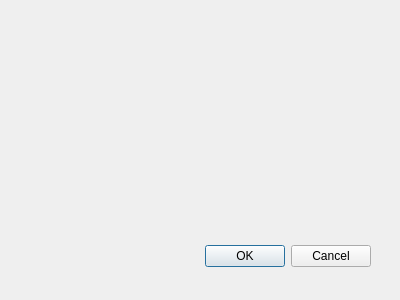
Old version of the form cubaroad/cubaroad_dialog_base.ui in the repository spono/CubaRoad_qgis_plugin.
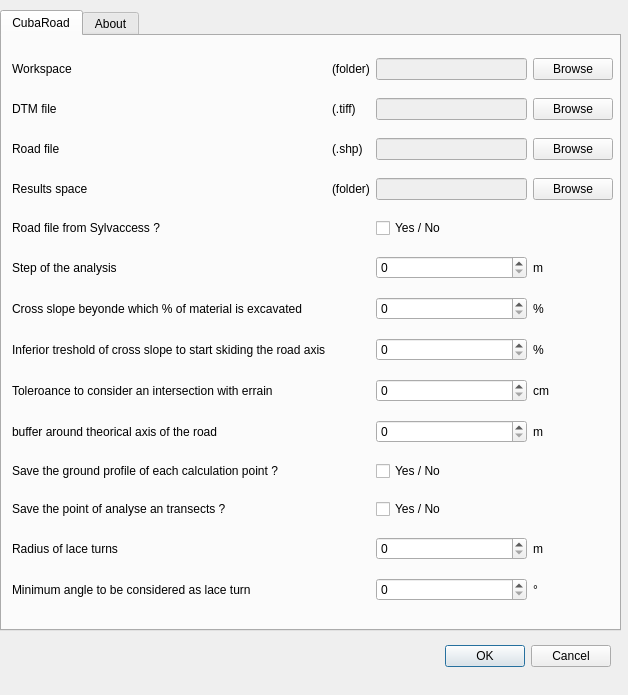
New version of the form. Icons and pictures are not drawn.

Commit message: création de l'UI + interaction avec l'UI

Diff of the .ui file:
```diff
--- a/cubaroad/cubaroad_dialog_base.ui
+++ b/cubaroad/cubaroad_dialog_base.ui
@@ -1,33 +1,761 @@
 <ui version="4.0" >
  <class>cubaroadDialogBase</class>
- <widget class="QDialog" name="cubaroadDialogBase" >
-  <property name="geometry" >
+ <widget class="QDialog" name="cubaroadDialogBase">
+  <property name="geometry">
    <rect>
     <x>0</x>
     <y>0</y>
-    <width>400</width>
-    <height>300</height>
+    <width>628</width>
+    <height>695</height>
    </rect>
   </property>
-  <property name="windowTitle" >
+  <property name="minimumSize">
+   <size>
+    <width>628</width>
+    <height>695</height>
+   </size>
+  </property>
+  <property name="maximumSize">
+   <size>
+    <width>628</width>
+    <height>695</height>
+   </size>
+  </property>
+  <property name="font">
+   <font>
+    <family>Nirmala UI</family>
+    <pointsize>9</pointsize>
+   </font>
+  </property>
+  <property name="cursor">
+   <cursorShape>ArrowCursor</cursorShape>
+  </property>
+  <property name="windowTitle">
    <string>CubaRoad</string>
   </property>
-  <widget class="QDialogButtonBox" name="button_box" >
-   <property name="geometry" >
+  <property name="locale">
+   <locale language="English" country="UnitedStates"/>
+  </property>
+  <widget class="QDialogButtonBox" name="button_box">
+   <property name="geometry">
     <rect>
-     <x>30</x>
-     <y>240</y>
+     <x>270</x>
+     <y>640</y>
      <width>341</width>
      <height>32</height>
     </rect>
    </property>
-   <property name="orientation" >
+   <property name="font">
+    <font>
+     <family>Nirmala UI</family>
+     <pointsize>9</pointsize>
+    </font>
+   </property>
+   <property name="orientation">
     <enum>Qt::Horizontal</enum>
    </property>
    <property name="standardButtons" >
     <set>QDialogButtonBox::Cancel|QDialogButtonBox::Ok</set>
    </property>
   </widget>
+  <widget class="QTabWidget" name="tabWidget">
+   <property name="geometry">
+    <rect>
+     <x>0</x>
+     <y>10</y>
+     <width>621</width>
+     <height>621</height>
+    </rect>
+   </property>
+   <property name="font">
+    <font>
+     <family>Nirmala UI</family>
+     <pointsize>9</pointsize>
+    </font>
+   </property>
+   <property name="currentIndex">
+    <number>0</number>
+   </property>
+   <widget class="QWidget" name="tab_1">
+    <attribute name="title">
+     <string>CubaRoad</string>
+    </attribute>
+    <widget class="QWidget" name="gridLayoutWidget">
+     <property name="geometry">
+      <rect>
+       <x>10</x>
+       <y>10</y>
+       <width>601</width>
+       <height>571</height>
+      </rect>
+     </property>
+     <property name="font">
+      <font>
+       <family>Nirmala UI</family>
+       <pointsize>9</pointsize>
+      </font>
+     </property>
+     <layout class="QGridLayout" name="gridLayout" columnstretch="0,0,0,0">
+      <property name="sizeConstraint">
+       <enum>QLayout::SetDefaultConstraint</enum>
+      </property>
+      <item row="13" column="2">
+       <widget class="QSpinBox" name="spinBox_5">
+        <property name="font">
+         <font>
+          <family>Nirmala UI</family>
+          <pointsize>9</pointsize>
+         </font>
+        </property>
+       </widget>
+      </item>
+      <item row="9" column="0">
+       <widget class="QLabel" name="label_9">
+        <property name="font">
+         <font>
+          <family>Nirmala UI</family>
+          <pointsize>9</pointsize>
+         </font>
+        </property>
+        <property name="text">
+         <string>buffer around theorical axis of the road</string>
+        </property>
+       </widget>
+      </item>
+      <item row="9" column="2">
+       <widget class="QSpinBox" name="spinBox_7">
+        <property name="font">
+         <font>
+          <family>Nirmala UI</family>
+          <pointsize>9</pointsize>
+         </font>
+        </property>
+       </widget>
+      </item>
+      <item row="7" column="2">
+       <widget class="QSpinBox" name="spinBox_3">
+        <property name="font">
+         <font>
+          <family>Nirmala UI</family>
+          <pointsize>9</pointsize>
+         </font>
+        </property>
+       </widget>
+      </item>
+      <item row="8" column="2">
+       <widget class="QSpinBox" name="spinBox_4">
+        <property name="font">
+         <font>
+          <family>Nirmala UI</family>
+          <pointsize>9</pointsize>
+         </font>
+        </property>
+       </widget>
+      </item>
+      <item row="2" column="1">
+       <widget class="QLabel" name="label_15">
+        <property name="font">
+         <font>
+          <family>Nirmala UI</family>
+          <pointsize>9</pointsize>
+         </font>
+        </property>
+        <property name="text">
+         <string>(.shp)</string>
+        </property>
+       </widget>
+      </item>
+      <item row="12" column="0">
+       <widget class="QLabel" name="label_12">
+        <property name="font">
+         <font>
+          <family>Nirmala UI</family>
+          <pointsize>9</pointsize>
+         </font>
+        </property>
+        <property name="text">
+         <string>Radius of lace turns</string>
+        </property>
+       </widget>
+      </item>
+      <item row="7" column="0">
+       <widget class="QLabel" name="label_7">
+        <property name="font">
+         <font>
+          <family>Nirmala UI</family>
+          <pointsize>9</pointsize>
+         </font>
+        </property>
+        <property name="text">
+         <string>Inferior treshold of cross slope to start skiding the road axis</string>
+        </property>
+       </widget>
+      </item>
+      <item row="13" column="0">
+       <widget class="QLabel" name="label_13">
+        <property name="font">
+         <font>
+          <family>Nirmala UI</family>
+          <pointsize>9</pointsize>
+         </font>
+        </property>
+        <property name="text">
+         <string>Minimum angle to be considered as lace turn</string>
+        </property>
+       </widget>
+      </item>
+      <item row="1" column="1">
+       <widget class="QLabel" name="label_14">
+        <property name="font">
+         <font>
+          <family>Nirmala UI</family>
+          <pointsize>9</pointsize>
+         </font>
+        </property>
+        <property name="text">
+         <string>(.tiff)</string>
+        </property>
+       </widget>
+      </item>
+      <item row="5" column="0">
+       <widget class="QLabel" name="label_5">
+        <property name="font">
+         <font>
+          <family>Nirmala UI</family>
+          <pointsize>9</pointsize>
+         </font>
+        </property>
+        <property name="text">
+         <string>Step of the analysis</string>
+        </property>
+       </widget>
+      </item>
+      <item row="2" column="0">
+       <widget class="QLabel" name="label_2">
+        <property name="font">
+         <font>
+          <family>Nirmala UI</family>
+          <pointsize>9</pointsize>
+         </font>
+        </property>
+        <property name="text">
+         <string>Road file</string>
+        </property>
+       </widget>
+      </item>
+      <item row="6" column="2">
+       <widget class="QSpinBox" name="spinBox_2">
+        <property name="font">
+         <font>
+          <family>Nirmala UI</family>
+          <pointsize>9</pointsize>
+         </font>
+        </property>
+       </widget>
+      </item>
+      <item row="10" column="2">
+       <widget class="QCheckBox" name="checkBox_2">
+        <property name="font">
+         <font>
+          <family>Nirmala UI</family>
+          <pointsize>9</pointsize>
+         </font>
+        </property>
+        <property name="text">
+         <string>Yes / No</string>
+        </property>
+       </widget>
+      </item>
+      <item row="4" column="2">
+       <widget class="QCheckBox" name="checkBox_1">
+        <property name="font">
+         <font>
+          <family>Nirmala UI</family>
+          <pointsize>9</pointsize>
+         </font>
+        </property>
+        <property name="text">
+         <string>Yes / No</string>
+        </property>
+       </widget>
+      </item>
+      <item row="3" column="0">
+       <widget class="QLabel" name="label_3">
+        <property name="font">
+         <font>
+          <family>Nirmala UI</family>
+          <pointsize>9</pointsize>
+         </font>
+        </property>
+        <property name="text">
+         <string>Results space</string>
+        </property>
+       </widget>
+      </item>
+      <item row="5" column="2">
+       <widget class="QSpinBox" name="spinBox_1">
+        <property name="font">
+         <font>
+          <family>Nirmala UI</family>
+          <pointsize>9</pointsize>
+         </font>
+        </property>
+       </widget>
+      </item>
+      <item row="4" column="0">
+       <widget class="QLabel" name="label_4">
+        <property name="font">
+         <font>
+          <family>Nirmala UI</family>
+          <pointsize>9</pointsize>
+         </font>
+        </property>
+        <property name="text">
+         <string>Road file from Sylvaccess ?</string>
+        </property>
+       </widget>
+      </item>
+      <item row="11" column="2">
+       <widget class="QCheckBox" name="checkBox_3">
+        <property name="font">
+         <font>
+          <family>Nirmala UI</family>
+          <pointsize>9</pointsize>
+         </font>
+        </property>
+        <property name="text">
+         <string>Yes / No</string>
+        </property>
+       </widget>
+      </item>
+      <item row="10" column="0">
+       <widget class="QLabel" name="label_10">
+        <property name="font">
+         <font>
+          <family>Nirmala UI</family>
+          <pointsize>9</pointsize>
+         </font>
+        </property>
+        <property name="text">
+         <string>Save the ground profile of each calculation point ?</string>
+        </property>
+       </widget>
+      </item>
+      <item row="3" column="1">
+       <widget class="QLabel" name="label_16">
+        <property name="font">
+         <font>
+          <family>Nirmala UI</family>
+          <pointsize>9</pointsize>
+         </font>
+        </property>
+        <property name="text">
+         <string>(folder)</string>
+        </property>
+       </widget>
+      </item>
+      <item row="11" column="0">
+       <widget class="QLabel" name="label_11">
+        <property name="font">
+         <font>
+          <family>Nirmala UI</family>
+          <pointsize>9</pointsize>
+         </font>
+        </property>
+        <property name="text">
+         <string>Save the point of analyse an transects ?</string>
+        </property>
+       </widget>
+      </item>
+      <item row="6" column="0">
+       <widget class="QLabel" name="label_6">
+        <property name="font">
+         <font>
+          <family>Nirmala UI</family>
+          <pointsize>9</pointsize>
+         </font>
+        </property>
+        <property name="text">
+         <string>Cross slope beyonde which % of material is excavated</string>
+        </property>
+       </widget>
+      </item>
+      <item row="8" column="0">
+       <widget class="QLabel" name="label_8">
+        <property name="font">
+         <font>
+          <family>Nirmala UI</family>
+          <pointsize>9</pointsize>
+         </font>
+        </property>
+        <property name="text">
+         <string>Toleroance to consider an intersection with errain</string>
+        </property>
+       </widget>
+      </item>
+      <item row="12" column="2">
+       <widget class="QSpinBox" name="spinBox_6">
+        <property name="font">
+         <font>
+          <family>Nirmala UI</family>
+          <pointsize>9</pointsize>
+         </font>
+        </property>
+       </widget>
+      </item>
+      <item row="1" column="0">
+       <widget class="QLabel" name="label_1">
+        <property name="font">
+         <font>
+          <family>Nirmala UI</family>
+          <pointsize>9</pointsize>
+         </font>
+        </property>
+        <property name="text">
+         <string>DTM file</string>
+        </property>
+       </widget>
+      </item>
+      <item row="0" column="2">
+       <widget class="QLineEdit" name="lineEdit_1">
+        <property name="enabled">
+         <bool>false</bool>
+        </property>
+        <property name="font">
+         <font>
+          <family>Nirmala UI</family>
+          <pointsize>9</pointsize>
+         </font>
+        </property>
+       </widget>
+      </item>
+      <item row="1" column="2">
+       <widget class="QLineEdit" name="lineEdit_2">
+        <property name="enabled">
+         <bool>false</bool>
+        </property>
+        <property name="font">
+         <font>
+          <family>Nirmala UI</family>
+          <pointsize>9</pointsize>
+         </font>
+        </property>
+       </widget>
+      </item>
+      <item row="2" column="2">
+       <widget class="QLineEdit" name="lineEdit_3">
+        <property name="enabled">
+         <bool>false</bool>
+        </property>
+        <property name="font">
+         <font>
+          <family>Nirmala UI</family>
+          <pointsize>9</pointsize>
+         </font>
+        </property>
+       </widget>
+      </item>
+      <item row="3" column="2">
+       <widget class="QLineEdit" name="lineEdit_4">
+        <property name="enabled">
+         <bool>false</bool>
+        </property>
+        <property name="font">
+         <font>
+          <family>Nirmala UI</family>
+          <pointsize>9</pointsize>
+         </font>
+        </property>
+       </widget>
+      </item>
+      <item row="0" column="3">
+       <widget class="QPushButton" name="pushButton_1">
+        <property name="font">
+         <font>
+          <family>Nirmala UI</family>
+          <pointsize>9</pointsize>
+         </font>
+        </property>
+        <property name="text">
+         <string>Browse</string>
+        </property>
+       </widget>
+      </item>
+      <item row="1" column="3">
+       <widget class="QPushButton" name="pushButton_2">
+        <property name="font">
+         <font>
+          <family>Nirmala UI</family>
+          <pointsize>9</pointsize>
+         </font>
+        </property>
+        <property name="text">
+         <string>Browse</string>
+        </property>
+       </widget>
+      </item>
+      <item row="2" column="3">
+       <widget class="QPushButton" name="pushButton_3">
+        <property name="font">
+         <font>
+          <family>Nirmala UI</family>
+          <pointsize>9</pointsize>
+         </font>
+        </property>
+        <property name="text">
+         <string>Browse</string>
+        </property>
+       </widget>
+      </item>
+      <item row="3" column="3">
+       <widget class="QPushButton" name="pushButton_4">
+        <property name="font">
+         <font>
+          <family>Nirmala UI</family>
+          <pointsize>9</pointsize>
+         </font>
+        </property>
+        <property name="text">
+         <string>Browse</string>
+        </property>
+       </widget>
+      </item>
+      <item row="0" column="0">
+       <widget class="QLabel" name="label_17">
+        <property name="font">
+         <font>
+          <family>Nirmala UI</family>
+          <pointsize>9</pointsize>
+         </font>
+        </property>
+        <property name="text">
+         <string>Workspace</string>
+        </property>
+       </widget>
+      </item>
+      <item row="0" column="1">
+       <widget class="QLabel" name="label_23">
+        <property name="font">
+         <font>
+          <family>Nirmala UI</family>
+          <pointsize>9</pointsize>
+         </font>
+        </property>
+        <property name="text">
+         <string>(folder)</string>
+        </property>
+       </widget>
+      </item>
+      <item row="5" column="3">
+       <widget class="QLabel" name="label_18">
+        <property name="font">
+         <font>
+          <family>Nirmala UI</family>
+          <pointsize>9</pointsize>
+         </font>
+        </property>
+        <property name="text">
+         <string>m</string>
+        </property>
+       </widget>
+      </item>
+      <item row="6" column="3">
+       <widget class="QLabel" name="label_19">
+        <property name="font">
+         <font>
+          <family>Nirmala UI</family>
+          <pointsize>9</pointsize>
+         </font>
+        </property>
+        <property name="text">
+         <string>%</string>
+        </property>
+       </widget>
+      </item>
+      <item row="7" column="3">
+       <widget class="QLabel" name="label_20">
+        <property name="font">
+         <font>
+          <family>Nirmala UI</family>
+          <pointsize>9</pointsize>
+         </font>
+        </property>
+        <property name="text">
+         <string>%</string>
+        </property>
+       </widget>
+      </item>
+      <item row="8" column="3">
+       <widget class="QLabel" name="label_21">
+        <property name="font">
+         <font>
+          <family>Nirmala UI</family>
+          <pointsize>9</pointsize>
+         </font>
+        </property>
+        <property name="text">
+         <string>cm</string>
+        </property>
+       </widget>
+      </item>
+      <item row="9" column="3">
+       <widget class="QLabel" name="label_22">
+        <property name="font">
+         <font>
+          <family>Nirmala UI</family>
+          <pointsize>9</pointsize>
+         </font>
+        </property>
+        <property name="text">
+         <string>m</string>
+        </property>
+       </widget>
+      </item>
+      <item row="12" column="3">
+       <widget class="QLabel" name="label_26">
+        <property name="font">
+         <font>
+          <family>Nirmala UI</family>
+          <pointsize>9</pointsize>
+         </font>
+        </property>
+        <property name="text">
+         <string>m</string>
+        </property>
+       </widget>
+      </item>
+      <item row="13" column="3">
+       <widget class="QLabel" name="label_27">
+        <property name="font">
+         <font>
+          <family>Nirmala UI</family>
+          <pointsize>9</pointsize>
+         </font>
+        </property>
+        <property name="text">
+         <string>°</string>
+        </property>
+       </widget>
+      </item>
+     </layout>
+    </widget>
+   </widget>
+   <widget class="QWidget" name="tab_2">
+    <attribute name="title">
+     <string>About</string>
+    </attribute>
+    <widget class="QWidget" name="horizontalLayoutWidget_2">
+     <property name="geometry">
+      <rect>
+       <x>10</x>
+       <y>40</y>
+       <width>594</width>
+       <height>92</height>
+      </rect>
+     </property>
+     <property name="font">
+      <font>
+       <family>Nirmala UI</family>
+       <pointsize>9</pointsize>
+      </font>
+     </property>
+     <layout class="QHBoxLayout" name="horizontalLayout_2">
+      <property name="spacing">
+       <number>0</number>
+      </property>
+      <item>
+       <widget class="QLabel" name="label_24">
+        <property name="font">
+         <font>
+          <family>Nirmala UI</family>
+          <pointsize>9</pointsize>
+          <stylestrategy>PreferDefault</stylestrategy>
+         </font>
+        </property>
+        <property name="pixmap">
+         <pixmap>img/logo_sylvalab.png</pixmap>
+        </property>
+        <property name="alignment">
+         <set>Qt::AlignCenter</set>
+        </property>
+       </widget>
+      </item>
+      <item>
+       <layout class="QVBoxLayout" name="verticalLayout_3">
+        <item>
+         <widget class="QLabel" name="label_25">
+          <property name="font">
+           <font>
+            <family>Nirmala UI</family>
+            <pointsize>9</pointsize>
+           </font>
+          </property>
+          <property name="text">
+           <string>Copyright : Sylvain DUPIRE - Sylvalab</string>
+          </property>
+         </widget>
+        </item>
+        <item>
+         <widget class="QLabel" name="label_28">
+          <property name="font">
+           <font>
+            <family>Nirmala UI</family>
+            <pointsize>9</pointsize>
+           </font>
+          </property>
+          <property name="text">
+           <string>Author : Sylvain DUPIRE</string>
+          </property>
+         </widget>
+        </item>
+        <item>
+         <widget class="QLabel" name="label_29">
+          <property name="font">
+           <font>
+            <family>Nirmala UI</family>
+            <pointsize>9</pointsize>
+           </font>
+          </property>
+          <property name="text">
+           <string>Open source software under  GNU-GPL-v3 license</string>
+          </property>
+          <property name="textInteractionFlags">
+           <set>Qt::LinksAccessibleByMouse</set>
+          </property>
+         </widget>
+        </item>
+       </layout>
+      </item>
+     </layout>
+    </widget>
+    <widget class="QLabel" name="label_137">
+     <property name="geometry">
+      <rect>
+       <x>10</x>
+       <y>150</y>
+       <width>291</width>
+       <height>171</height>
+      </rect>
+     </property>
+     <property name="font">
+      <font>
+       <family>Nirmala UI</family>
+       <pointsize>9</pointsize>
+       <stylestrategy>PreferDefault</stylestrategy>
+      </font>
+     </property>
+     <property name="pixmap">
+      <pixmap>img/Cosylval_logo.png</pixmap>
+     </property>
+     <property name="scaledContents">
+      <bool>true</bool>
+     </property>
+     <property name="alignment">
+      <set>Qt::AlignCenter</set>
+     </property>
+    </widget>
+   </widget>
+  </widget>
  </widget>
  <resources/>
  <connections>
```
Left out of the diff: 29 changed lines with no effect on the pictures. The commit also changes 2 other files.
